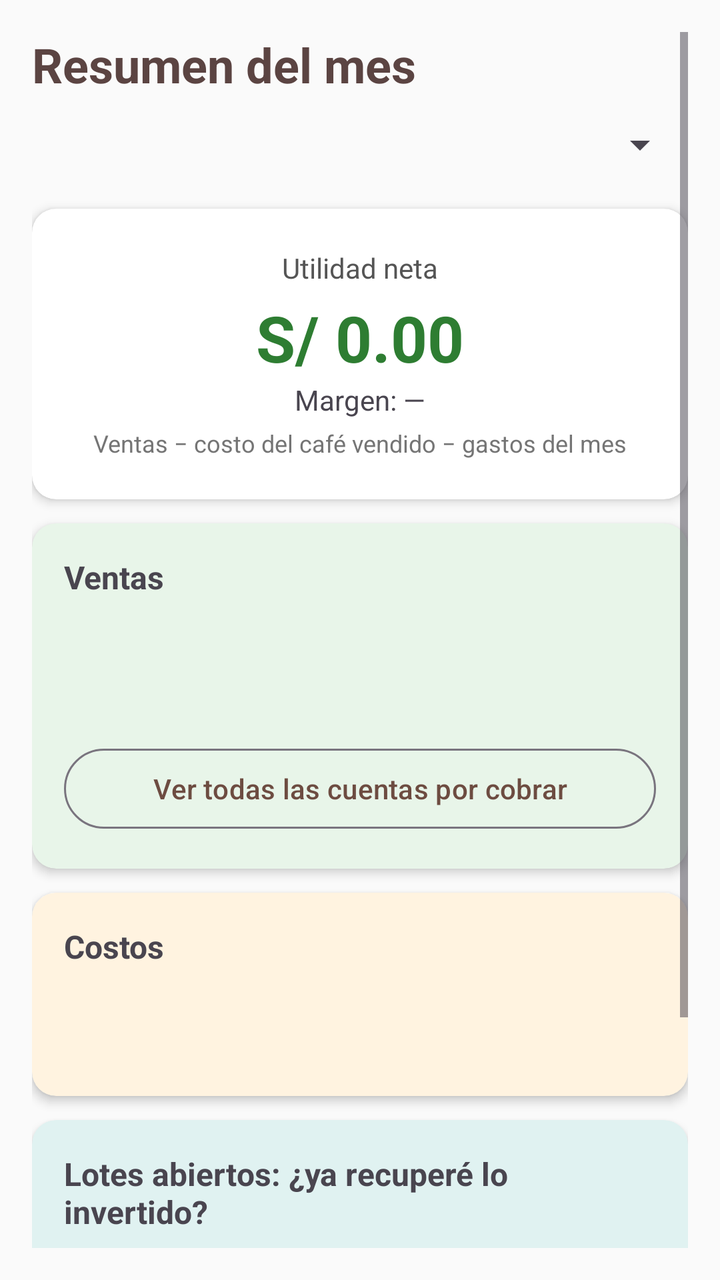
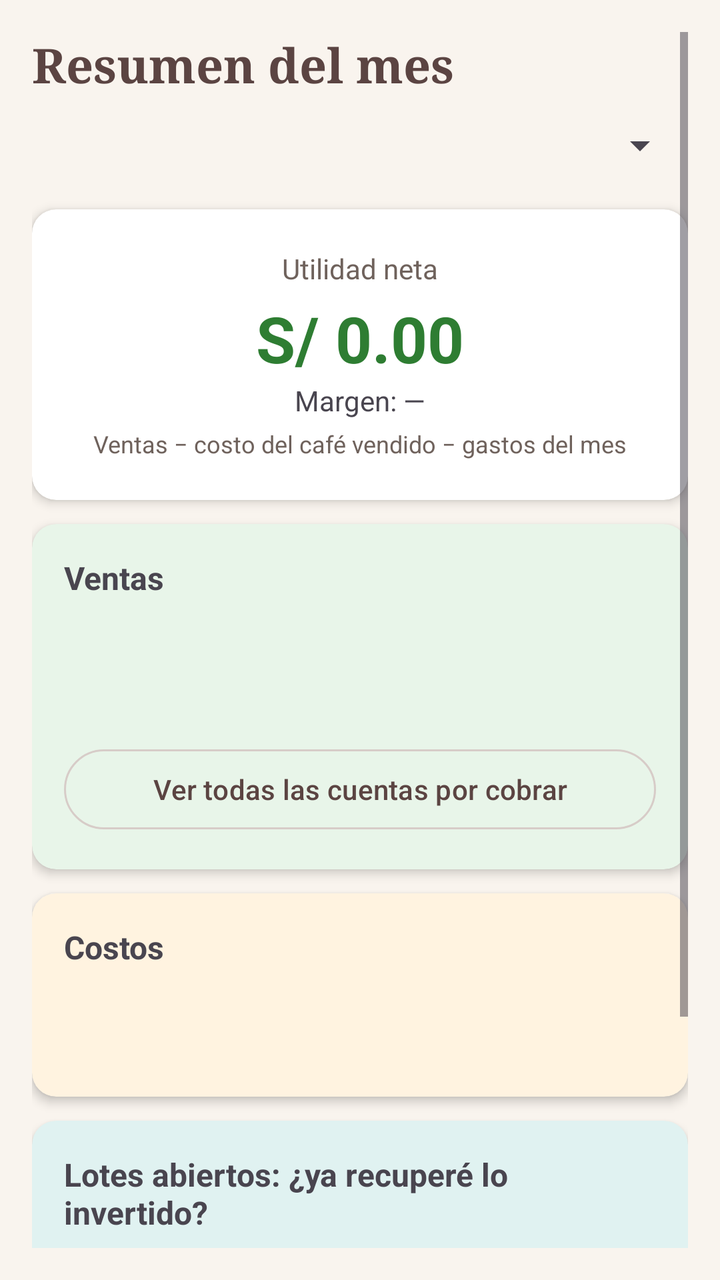

An Android layout rendered at two revisions. The XML below is the earlier revision; the diff shows what the commit changed to produce the second picture.
<!-- AndroidManifest.xml: application theme Theme.CajaiCafeAdministracion -->
<!-- res/layout/fragment_inicio.xml -->
<?xml version="1.0" encoding="utf-8"?>
<ScrollView xmlns:android="http://schemas.android.com/apk/res/android"
    xmlns:card_view="http://schemas.android.com/apk/res-auto"
    android:layout_width="match_parent"
    android:layout_height="match_parent"
    android:background="#FAFAFA"
    android:padding="16dp">

    <LinearLayout
        android:orientation="vertical"
        android:layout_width="match_parent"
        android:layout_height="wrap_content">

        
        <androidx.cardview.widget.CardView
            android:id="@+id/cardStockBajo"
            android:visibility="gone"
            android:layout_width="match_parent" android:layout_height="wrap_content"
            android:layout_marginBottom="12dp" android:backgroundTint="#FFE0B2"
            card_view:cardCornerRadius="12dp" card_view:cardElevation="3dp">
            <LinearLayout android:orientation="vertical" android:padding="16dp" android:layout_width="match_parent" android:layout_height="wrap_content">
                <TextView android:text="⚠ Stock bajo" android:textStyle="bold" android:textSize="16sp" android:textColor="#E65100" android:layout_marginBottom="4dp" android:layout_width="wrap_content" android:layout_height="wrap_content" />
                
                <LinearLayout android:id="@+id/contenedorAvisosStock" android:orientation="vertical" android:layout_width="match_parent" android:layout_height="wrap_content" />
                <TextView android:text="Registra el empacado en el detalle del lote, o abre otro costal." android:textSize="12sp" android:textColor="#757575" android:layout_marginTop="4dp" android:layout_width="wrap_content" android:layout_height="wrap_content" />
            </LinearLayout>
        </androidx.cardview.widget.CardView>

        <TextView
            android:text="Resumen del mes"
            android:textSize="24sp"
            android:textStyle="bold"
            android:textColor="@color/cafeOscuro"
            android:layout_width="match_parent"
            android:layout_height="wrap_content" />

        <Spinner
            android:id="@+id/spinnerMes"
            android:minHeight="48dp"
            android:layout_marginBottom="8dp"
            android:layout_width="match_parent"
            android:layout_height="wrap_content" />

        
        <androidx.cardview.widget.CardView
            android:layout_width="match_parent" android:layout_height="wrap_content"
            android:layout_marginBottom="12dp" android:backgroundTint="#FFFFFF"
            card_view:cardCornerRadius="12dp" card_view:cardElevation="3dp">
            <LinearLayout android:orientation="vertical" android:gravity="center" android:padding="20dp" android:layout_width="match_parent" android:layout_height="wrap_content">
                <TextView android:text="Utilidad neta" android:textSize="14sp" android:textColor="#555555" android:layout_width="wrap_content" android:layout_height="wrap_content" />
                <TextView android:id="@+id/tvUtilidad" android:text="S/ 0.00" android:textSize="32sp" android:textStyle="bold" android:textColor="#2E7D32" android:layout_marginTop="4dp" android:layout_width="wrap_content" android:layout_height="wrap_content" />
                <TextView android:id="@+id/tvMargen" android:text="Margen: —" android:textSize="14sp" android:layout_width="wrap_content" android:layout_height="wrap_content" />
                <TextView android:text="Ventas − costo del café vendido − gastos del mes" android:textSize="12sp" android:textColor="#757575" android:layout_marginTop="4dp" android:layout_width="wrap_content" android:layout_height="wrap_content" />
            </LinearLayout>
        </androidx.cardview.widget.CardView>

        
        <androidx.cardview.widget.CardView
            android:layout_width="match_parent" android:layout_height="wrap_content"
            android:layout_marginBottom="12dp" android:backgroundTint="#E8F5E9"
            card_view:cardCornerRadius="12dp" card_view:cardElevation="3dp">
            <LinearLayout android:orientation="vertical" android:padding="16dp" android:layout_width="match_parent" android:layout_height="wrap_content">
                <TextView android:text="Ventas" android:textStyle="bold" android:textSize="16sp" android:layout_marginBottom="6dp" android:layout_width="wrap_content" android:layout_height="wrap_content" />
                <TextView android:id="@+id/tvIngresos" android:text="" android:layout_width="wrap_content" android:layout_height="wrap_content" />
                <TextView android:id="@+id/tvCobrado" android:text="" android:layout_width="wrap_content" android:layout_height="wrap_content" />
                <TextView android:id="@+id/tvPorCobrar" android:text="" android:layout_width="wrap_content" android:layout_height="wrap_content" />
                <Button
                    android:id="@+id/btnCuentasPorCobrar"
                    style="?attr/materialButtonOutlinedStyle"
                    android:layout_width="match_parent"
                    android:layout_height="wrap_content"
                    android:layout_marginTop="8dp"
                    android:textColor="@color/cafeMedio"
                    android:text="Ver todas las cuentas por cobrar" />
            </LinearLayout>
        </androidx.cardview.widget.CardView>

        
        <androidx.cardview.widget.CardView
            android:layout_width="match_parent" android:layout_height="wrap_content"
            android:layout_marginBottom="12dp" android:backgroundTint="#FFF3E0"
            card_view:cardCornerRadius="12dp" card_view:cardElevation="3dp">
            <LinearLayout android:orientation="vertical" android:padding="16dp" android:layout_width="match_parent" android:layout_height="wrap_content">
                <TextView android:text="Costos" android:textStyle="bold" android:textSize="16sp" android:layout_marginBottom="6dp" android:layout_width="wrap_content" android:layout_height="wrap_content" />
                <TextView android:id="@+id/tvCostoVendido" android:text="" android:layout_width="wrap_content" android:layout_height="wrap_content" />
                <TextView android:id="@+id/tvSinCosto" android:text="" android:textSize="12sp" android:textColor="#757575" android:visibility="gone" android:layout_width="wrap_content" android:layout_height="wrap_content" />
                <TextView android:id="@+id/tvGastosMes" android:text="" android:layout_marginTop="4dp" android:layout_width="wrap_content" android:layout_height="wrap_content" />
            </LinearLayout>
        </androidx.cardview.widget.CardView>

        
        <androidx.cardview.widget.CardView
            android:layout_width="match_parent" android:layout_height="wrap_content"
            android:layout_marginBottom="24dp" android:backgroundTint="#E0F2F1"
            card_view:cardCornerRadius="12dp" card_view:cardElevation="3dp">
            <LinearLayout android:orientation="vertical" android:padding="16dp" android:layout_width="match_parent" android:layout_height="wrap_content">
                <TextView android:text="Lotes abiertos: ¿ya recuperé lo invertido?" android:textStyle="bold" android:textSize="16sp" android:layout_marginBottom="6dp" android:layout_width="wrap_content" android:layout_height="wrap_content" />
                <TextView android:id="@+id/tvSinLotes" android:text="No hay lotes abiertos." android:textColor="#757575" android:visibility="gone" android:layout_width="wrap_content" android:layout_height="wrap_content" />
                
                <LinearLayout android:id="@+id/contenedorLotes" android:orientation="vertical" android:layout_width="match_parent" android:layout_height="wrap_content" />
                <TextView android:text="Lo invertido es el costeo del lote más los gastos registrados con ese lote; lo recuperado, todas sus ventas registradas." android:textSize="12sp" android:textColor="#757575" android:layout_marginTop="6dp" android:layout_width="wrap_content" android:layout_height="wrap_content" />
                <TextView android:id="@+id/tvUmbralesStock" android:text="" android:layout_marginTop="10dp" android:layout_width="wrap_content" android:layout_height="wrap_content" />
                <Button
                    android:id="@+id/btnUmbralStock"
                    style="?attr/materialButtonOutlinedStyle"
                    android:layout_width="match_parent"
                    android:layout_height="wrap_content"
                    android:textColor="@color/cafeMedio"
                    android:text="Cambiar aviso de stock bajo" />
            </LinearLayout>
        </androidx.cardview.widget.CardView>

    </LinearLayout>
</ScrollView>
<!-- resources referenced by this layout -->
<resources>
  <color name="cafeMedio">#6D4C41</color>
  <color name="cafeOscuro">#5B4442</color>
  <style name="Theme.CajaiCafeAdministracion" parent="Base.Theme.CajaiCafeAdministracion" />
  <style name="Base.Theme.CajaiCafeAdministracion" parent="Theme.Material3.DayNight.NoActionBar">
          
          
      </style>
</resources>

<!-- the commit's change to res/layout/fragment_inicio.xml (unified diff, before → after) -->
@@ -3,7 +3,7 @@
     xmlns:card_view="http://schemas.android.com/apk/res-auto"
     android:layout_width="match_parent"
     android:layout_height="match_parent"
-    android:background="#FAFAFA"
+    android:background="@color/fondo"
     android:padding="16dp">
 
     <LinearLayout
@@ -16,21 +16,21 @@
             android:id="@+id/cardStockBajo"
             android:visibility="gone"
             android:layout_width="match_parent" android:layout_height="wrap_content"
-            android:layout_marginBottom="12dp" android:backgroundTint="#FFE0B2"
+            android:layout_marginBottom="12dp" android:backgroundTint="@color/tarjetaAviso"
             card_view:cardCornerRadius="12dp" card_view:cardElevation="3dp">
             <LinearLayout android:orientation="vertical" android:padding="16dp" android:layout_width="match_parent" android:layout_height="wrap_content">
-                <TextView android:text="⚠ Stock bajo" android:textStyle="bold" android:textSize="16sp" android:textColor="#E65100" android:layout_marginBottom="4dp" android:layout_width="wrap_content" android:layout_height="wrap_content" />
+                <TextView android:text="⚠ Stock bajo" android:textStyle="bold" android:textSize="16sp" android:textColor="@color/aviso" android:layout_marginBottom="4dp" android:layout_width="wrap_content" android:layout_height="wrap_content" />
                 
                 <LinearLayout android:id="@+id/contenedorAvisosStock" android:orientation="vertical" android:layout_width="match_parent" android:layout_height="wrap_content" />
-                <TextView android:text="Registra el empacado en el detalle del lote, o abre otro costal." android:textSize="12sp" android:textColor="#757575" android:layout_marginTop="4dp" android:layout_width="wrap_content" android:layout_height="wrap_content" />
+                <TextView android:text="Registra el empacado en el detalle del lote, o abre otro costal." android:textSize="12sp" android:textColor="@color/textoSecundario" android:layout_marginTop="4dp" android:layout_width="wrap_content" android:layout_height="wrap_content" />
             </LinearLayout>
         </androidx.cardview.widget.CardView>
 
         <TextView
             android:text="Resumen del mes"
-            android:textSize="24sp"
+            android:fontFamily="serif" android:textSize="24sp"
             android:textStyle="bold"
-            android:textColor="@color/cafeOscuro"
+            android:textColor="@color/textoMarca"
             android:layout_width="match_parent"
             android:layout_height="wrap_content" />
 
@@ -44,20 +44,20 @@
         
         <androidx.cardview.widget.CardView
             android:layout_width="match_parent" android:layout_height="wrap_content"
-            android:layout_marginBottom="12dp" android:backgroundTint="#FFFFFF"
+            android:layout_marginBottom="12dp" android:backgroundTint="@color/superficie"
             card_view:cardCornerRadius="12dp" card_view:cardElevation="3dp">
             <LinearLayout android:orientation="vertical" android:gravity="center" android:padding="20dp" android:layout_width="match_parent" android:layout_height="wrap_content">
-                <TextView android:text="Utilidad neta" android:textSize="14sp" android:textColor="#555555" android:layout_width="wrap_content" android:layout_height="wrap_content" />
-                <TextView android:id="@+id/tvUtilidad" android:text="S/ 0.00" android:textSize="32sp" android:textStyle="bold" android:textColor="#2E7D32" android:layout_marginTop="4dp" android:layout_width="wrap_content" android:layout_height="wrap_content" />
+                <TextView android:text="Utilidad neta" android:textSize="14sp" android:textColor="@color/textoSecundario" android:layout_width="wrap_content" android:layout_height="wrap_content" />
+                <TextView android:id="@+id/tvUtilidad" android:text="S/ 0.00" android:textSize="32sp" android:textStyle="bold" android:textColor="@color/positivo" android:layout_marginTop="4dp" android:layout_width="wrap_content" android:layout_height="wrap_content" />
                 <TextView android:id="@+id/tvMargen" android:text="Margen: —" android:textSize="14sp" android:layout_width="wrap_content" android:layout_height="wrap_content" />
-                <TextView android:text="Ventas − costo del café vendido − gastos del mes" android:textSize="12sp" android:textColor="#757575" android:layout_marginTop="4dp" android:layout_width="wrap_content" android:layout_height="wrap_content" />
+                <TextView android:text="Ventas − costo del café vendido − gastos del mes" android:textSize="12sp" android:textColor="@color/textoSecundario" android:layout_marginTop="4dp" android:layout_width="wrap_content" android:layout_height="wrap_content" />
             </LinearLayout>
         </androidx.cardview.widget.CardView>
 
         
         <androidx.cardview.widget.CardView
             android:layout_width="match_parent" android:layout_height="wrap_content"
-            android:layout_marginBottom="12dp" android:backgroundTint="#E8F5E9"
+            android:layout_marginBottom="12dp" android:backgroundTint="@color/tarjetaVerde"
             card_view:cardCornerRadius="12dp" card_view:cardElevation="3dp">
             <LinearLayout android:orientation="vertical" android:padding="16dp" android:layout_width="match_parent" android:layout_height="wrap_content">
                 <TextView android:text="Ventas" android:textStyle="bold" android:textSize="16sp" android:layout_marginBottom="6dp" android:layout_width="wrap_content" android:layout_height="wrap_content" />
@@ -70,7 +70,7 @@
                     android:layout_width="match_parent"
                     android:layout_height="wrap_content"
                     android:layout_marginTop="8dp"
-                    android:textColor="@color/cafeMedio"
+                    android:textColor="@color/textoMarca"
                     android:text="Ver todas las cuentas por cobrar" />
             </LinearLayout>
         </androidx.cardview.widget.CardView>
@@ -78,12 +78,12 @@
         
         <androidx.cardview.widget.CardView
             android:layout_width="match_parent" android:layout_height="wrap_content"
-            android:layout_marginBottom="12dp" android:backgroundTint="#FFF3E0"
+            android:layout_marginBottom="12dp" android:backgroundTint="@color/tarjetaNaranja"
             card_view:cardCornerRadius="12dp" card_view:cardElevation="3dp">
             <LinearLayout android:orientation="vertical" android:padding="16dp" android:layout_width="match_parent" android:layout_height="wrap_content">
                 <TextView android:text="Costos" android:textStyle="bold" android:textSize="16sp" android:layout_marginBottom="6dp" android:layout_width="wrap_content" android:layout_height="wrap_content" />
                 <TextView android:id="@+id/tvCostoVendido" android:text="" android:layout_width="wrap_content" android:layout_height="wrap_content" />
-                <TextView android:id="@+id/tvSinCosto" android:text="" android:textSize="12sp" android:textColor="#757575" android:visibility="gone" android:layout_width="wrap_content" android:layout_height="wrap_content" />
+                <TextView android:id="@+id/tvSinCosto" android:text="" android:textSize="12sp" android:textColor="@color/textoSecundario" android:visibility="gone" android:layout_width="wrap_content" android:layout_height="wrap_content" />
                 <TextView android:id="@+id/tvGastosMes" android:text="" android:layout_marginTop="4dp" android:layout_width="wrap_content" android:layout_height="wrap_content" />
             </LinearLayout>
         </androidx.cardview.widget.CardView>
@@ -91,21 +91,21 @@
         
         <androidx.cardview.widget.CardView
             android:layout_width="match_parent" android:layout_height="wrap_content"
-            android:layout_marginBottom="24dp" android:backgroundTint="#E0F2F1"
+            android:layout_marginBottom="24dp" android:backgroundTint="@color/tarjetaCeleste"
             card_view:cardCornerRadius="12dp" card_view:cardElevation="3dp">
             <LinearLayout android:orientation="vertical" android:padding="16dp" android:layout_width="match_parent" android:layout_height="wrap_content">
                 <TextView android:text="Lotes abiertos: ¿ya recuperé lo invertido?" android:textStyle="bold" android:textSize="16sp" android:layout_marginBottom="6dp" android:layout_width="wrap_content" android:layout_height="wrap_content" />
-                <TextView android:id="@+id/tvSinLotes" android:text="No hay lotes abiertos." android:textColor="#757575" android:visibility="gone" android:layout_width="wrap_content" android:layout_height="wrap_content" />
+                <TextView android:id="@+id/tvSinLotes" android:text="No hay lotes abiertos." android:textColor="@color/textoSecundario" android:visibility="gone" android:layout_width="wrap_content" android:layout_height="wrap_content" />
                 
                 <LinearLayout android:id="@+id/contenedorLotes" android:orientation="vertical" android:layout_width="match_parent" android:layout_height="wrap_content" />
-                <TextView android:text="Lo invertido es el costeo del lote más los gastos registrados con ese lote; lo recuperado, todas sus ventas registradas." android:textSize="12sp" android:textColor="#757575" android:layout_marginTop="6dp" android:layout_width="wrap_content" android:layout_height="wrap_content" />
+                <TextView android:text="Lo invertido es el costeo del lote más los gastos registrados con ese lote; lo recuperado, todas sus ventas registradas." android:textSize="12sp" android:textColor="@color/textoSecundario" android:layout_marginTop="6dp" android:layout_width="wrap_content" android:layout_height="wrap_content" />
                 <TextView android:id="@+id/tvUmbralesStock" android:text="" android:layout_marginTop="10dp" android:layout_width="wrap_content" android:layout_height="wrap_content" />
                 <Button
                     android:id="@+id/btnUmbralStock"
                     style="?attr/materialButtonOutlinedStyle"
                     android:layout_width="match_parent"
                     android:layout_height="wrap_content"
-                    android:textColor="@color/cafeMedio"
+                    android:textColor="@color/textoMarca"
                     android:text="Cambiar aviso de stock bajo" />
             </LinearLayout>
         </androidx.cardview.widget.CardView>
<!-- resource entries referenced after the edit -->
@@ -1,11 +1,42 @@
 <!-- resources referenced by this layout -->
 <resources>
-  <color name="cafeMedio">#6D4C41</color>
-  <color name="cafeOscuro">#5B4442</color>
+  <color name="aviso">#E65100</color>
+  <color name="fondo">#F9F4EE</color>
+  <color name="positivo">#2E7D32</color>
+  <color name="superficie">#FFFFFF</color>
+  <color name="tarjetaAviso">#FFE0B2</color>
+  <color name="tarjetaCeleste">#E0F2F1</color>
+  <color name="tarjetaNaranja">#FFF3E0</color>
+  <color name="tarjetaVerde">#E8F5E9</color>
+  <color name="textoMarca">#5B4442</color>
+  <color name="textoSecundario">#6F625C</color>
   <style name="Theme.CajaiCafeAdministracion" parent="Base.Theme.CajaiCafeAdministracion" />
   <style name="Base.Theme.CajaiCafeAdministracion" parent="Theme.Material3.DayNight.NoActionBar">
+          <item name="colorPrimary">@color/marcaPrimario</item>
+          <item name="colorOnPrimary">@color/marcaSobrePrimario</item>
+          <item name="colorPrimaryContainer">@color/marcaContenedor</item>
+          <item name="colorOnPrimaryContainer">@color/marcaSobreContenedor</item>
+          <item name="colorSecondary">@color/marcaSecundario</item>
+          <item name="colorOnSecondary">@color/marcaSobrePrimario</item>
+          <item name="colorTertiary">@color/positivo</item>
+          <item name="android:colorBackground">@color/fondo</item>
+          <item name="colorOnBackground">@color/texto</item>
+          <item name="colorSurface">@color/superficie</item>
+          <item name="colorOnSurface">@color/texto</item>
+          <item name="colorOnSurfaceVariant">@color/textoSecundario</item>
+          <item name="colorOutline">@color/borde</item>
           
-          
+          <item name="android:statusBarColor">@color/cafeProfundo</item>
+          <item name="android:navigationBarColor">@color/cafeProfundo</item>
+          <item name="android:windowLightStatusBar">false</item>
       </style>
+  <color name="marcaPrimario">#6D4C41</color>
+  <color name="marcaSobrePrimario">#FFFFFF</color>
+  <color name="marcaContenedor">#F3E3D8</color>
+  <color name="marcaSobreContenedor">#2B1F1D</color>
+  <color name="marcaSecundario">#8D6E63</color>
+  <color name="texto">#2B1F1D</color>
+  <color name="borde">#D7CCC8</color>
+  <color name="cafeProfundo">#3E2723</color>
 </resources>
 
